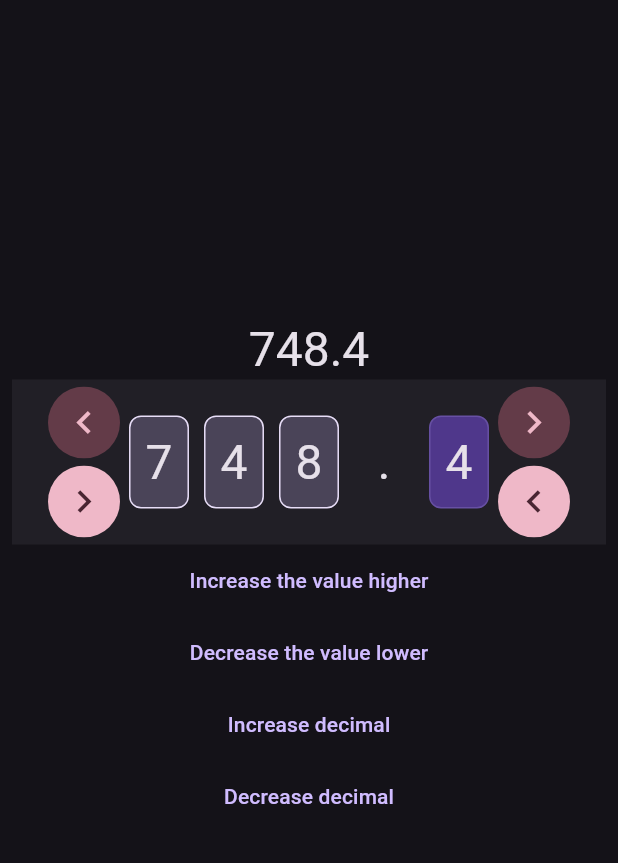
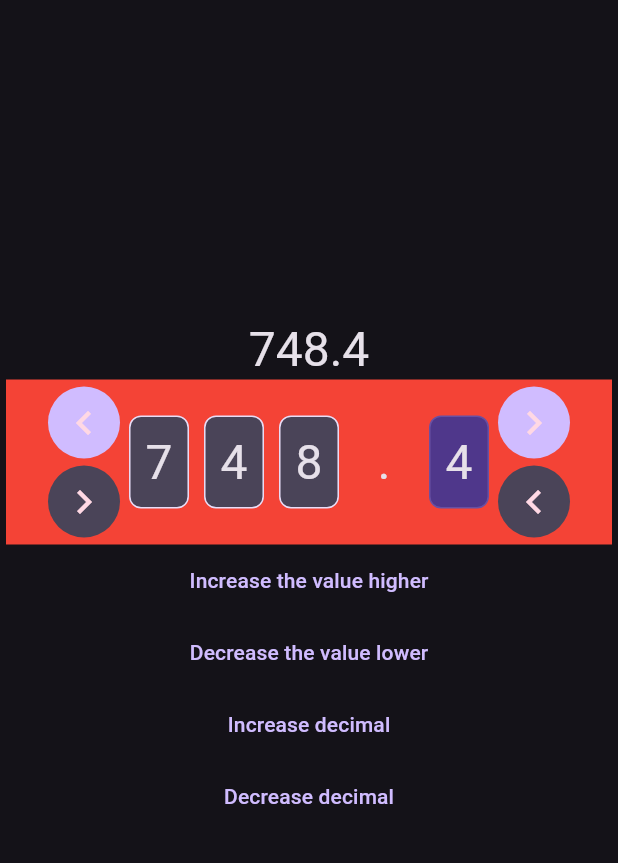
Before and after one commit to large/numberpicker_dynamic, a Flutter app: the screen it shows after launch, scrolled down 576 dp, after a tap on the "chevron left" icon, on a phone screen of 412 x 824 dp, the part 84-947 px from its top. Run offline on Flutter 3.47's test engine with Material 3 defaults, Android fonts, the phone set to English and light mode, and no system bars.

Commit message:
Numberpicker beta - fix decimals handling. Known error with starting .0 will be ignore when set

```diff
--- a/example/lib/main.dart
+++ b/example/lib/main.dart
@@ -103,7 +103,9 @@ class _MyHomePageState extends State<MyHomePage> {
                 child: Text(_value.toString(), style: Theme.of(context).textTheme.headlineLarge),
               ),
               Padding(
-                padding: const EdgeInsets.symmetric(horizontal: 8.0),
+                padding: const EdgeInsets.symmetric(horizontal: 4.0),
+                child: Container(
+                  color: Colors.red,
                   child: NumberPickerDynamic(
                     initValue: _value,
                     onValueChange: (value) {
@@ -112,6 +114,7 @@ class _MyHomePageState extends State<MyHomePage> {
                         _value = value;
                       });
                     },
+                  ),
                 ),
               ),
               TextButton(onPressed: () {
--- a/lib/src/numberpicker_dynamic.dart
+++ b/lib/src/numberpicker_dynamic.dart
@@ -1,6 +1,6 @@
-import 'package:flutter/cupertino.dart';
+import 'dart:math';
+
 import 'package:flutter/material.dart';
-import 'package:flutter/services.dart';
 import 'package:numberpicker_dynamic/numberpicker_dynamic.dart';
 
 import 'numberpicker_model.dart';
@@ -20,6 +20,8 @@ class NumberPickerDynamic extends StatefulWidget {
     this.textStyle,
     this.textPadding,
     this.textSelectDecoration,
+    this.maxDecimals = 6,
+    this.maxFractions = 12,
   });
 
   final TextStyle? textStyle;
@@ -34,6 +36,8 @@ class NumberPickerDynamic extends StatefulWidget {
   final double itemWidth;
   final double itemExtent;
   final ValueChanged<num> onValueChange;
+  final int maxDecimals;
+  final int maxFractions;
 
   @override
   State<NumberPickerDynamic> createState() => _NumberPickerDynamicState();
@@ -48,7 +52,7 @@ class _NumberPickerDynamicState extends State<NumberPickerDynamic> {
   @override
   void initState() {
     super.initState();
-    createByNum(widget.initValue);
+    createByNum(roundDouble(widget.initValue, widget.maxDecimals));
   }
 
   @override
@@ -59,18 +63,19 @@ class _NumberPickerDynamicState extends State<NumberPickerDynamic> {
     //If the initValue is not the same, update it
     //This ensure that when setState is triggered a new value is stored
     if (oldWidget.initValue != widget.initValue) {
-      updateByNum(widget.initValue);
+      updateByNum(roundDouble(widget.initValue, widget.maxDecimals));
     }
   }
 
   @override
   Widget build(BuildContext context) {
-    return SizedBox(
+    //Set textscale to max 40% oversize
+    return MediaQuery.withClampedTextScaling(
+      minScaleFactor: 1.0,
+      maxScaleFactor: 1.4,
+      child: SizedBox(
         height: widget.itemHeight,
         width: widget.itemWidth,
-      child: Container(
-        color:
-            widget.background ?? Theme.of(context).colorScheme.surfaceContainer,
         child: Center(
           child: ListView.builder(
             //To have center effect shrinkWrap needs to be true
@@ -228,22 +233,15 @@ class _NumberPickerDynamicState extends State<NumberPickerDynamic> {
       mainAxisAlignment: MainAxisAlignment.spaceEvenly,
       crossAxisAlignment: CrossAxisAlignment.center,
       children: [
-        Material(
-          color: Colors.transparent,
-          child: Ink(
-            decoration: ShapeDecoration(
-              color:
-                  widget.buttonBackground ??
-                  Theme.of(context).colorScheme.tertiaryContainer,
-              shape: CircleBorder(),
-            ),
-            child: IconButton(
+        if (fraction && _fractions.length < widget.maxFractions ||
+            !fraction && _decimals.length < widget.maxDecimals)
+        IconButton.filled(
           onPressed: () {
             setState(() {
               if (fraction) {
-                    _fractions.insert(0, 0);
+                if(_fractions.length < widget.maxFractions) _fractions.insert(0, 0);
               } else {
-                    _decimals.add(0);
+                if(_decimals.length < widget.maxDecimals) _decimals.add(0);
 
                 //Do scrolling after frame is finished
                 WidgetsBinding.instance.addPostFrameCallback((timeStamp) {
@@ -260,26 +258,15 @@ class _NumberPickerDynamicState extends State<NumberPickerDynamic> {
           icon: Icon(
             fraction ? Icons.chevron_left_sharp : Icons.chevron_right_sharp,
           ),
-              iconSize: 30,
+          iconSize: 32,
           color:
               widget.buttonIconColor ??
-                  Theme.of(context).colorScheme.tertiary,
-            ),
-          ),
+              Theme.of(context).colorScheme.onTertiaryContainer,
         ),
 
         if (fraction && _fractions.isNotEmpty ||
             !fraction && _decimals.isNotEmpty)
-          Material(
-            color: Colors.transparent,
-            child: Ink(
-              decoration: ShapeDecoration(
-                color:
-                    widget.buttonBackground ??
-                    Theme.of(context).colorScheme.tertiary,
-                shape: CircleBorder(),
-              ),
-              child: IconButton(
+          IconButton.filledTonal(
             onPressed: () {},
             onLongPress: () {
               setState(() {
@@ -300,12 +287,11 @@ class _NumberPickerDynamicState extends State<NumberPickerDynamic> {
               _triggerValueCallback();
             },
             icon: Icon(fraction ? Icons.chevron_right : Icons.chevron_left),
-                iconSize: 30,
+            iconSize: 32,
             color:
                 widget.buttonIconColor ??
-                    Theme.of(context).colorScheme.onTertiary,
-              ),
-            ),
+                Theme.of(context).colorScheme.onTertiaryContainer,
+            highlightColor: Colors.red,
           ),
       ],
     );
@@ -330,6 +316,16 @@ class _NumberPickerDynamicState extends State<NumberPickerDynamic> {
     //Ensure we got the precision user selected
     result = num.parse(result.toStringAsFixed(_decimals.length));
 
+    return roundDouble(result, _decimals.length);
+  }
+
+  ///
+  /// Internal helper to ensure that decimals do not go bananas
+  num roundDouble(num number, int decimalPlaces) {
+    if(decimalPlaces == 0) return number.toInt();
+    number = number * pow(10, decimalPlaces);
+    int numInt = number.round();
+    num result = numInt / pow(10, decimalPlaces);
     return result;
   }
 
@@ -410,8 +406,8 @@ class _NumberPickerDynamicState extends State<NumberPickerDynamic> {
     }
 
     //If there are less decimals than the string, we add them (if not empty)
-    if (_decimals.length < decimalString.length /*&&
-        (_fractions.isNotEmpty || fraction != 0)*/) {
+    if (_decimals.length < decimalString.length &&
+        _decimals.length < widget.maxDecimals) {
       int add = decimalString.length - _decimals.length;
       for (int i = 0; i < add ; i++) {
         _decimals.add(0);
@@ -419,8 +415,11 @@ class _NumberPickerDynamicState extends State<NumberPickerDynamic> {
     }
 
     //Update decimals
-    for (int i = 0; i < decimalString.length; i++) {
-      _decimals[i] = num.tryParse(decimalString[i]) ?? 0;
+    if (_decimals.isNotEmpty) {
+      for (int i = decimalString.length - 1; i >= 0; i--) {
+        int pos = (_decimals.length - 1) - (decimalString.length - i - 1);
+        _decimals[pos] = num.tryParse(decimalString[i]) ?? 0;
       }
     }
   }
+}
```
Lines whose indentation alone changed are shown as unchanged.
